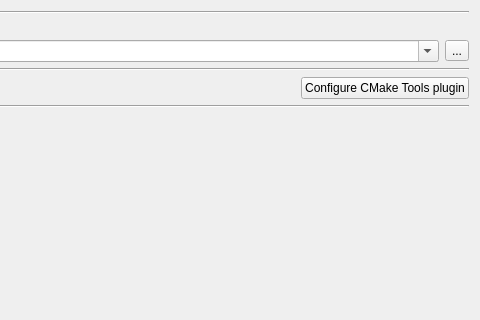
Before: the Qt Designer form addons/cmake-tools/cmaketoolswidget.ui in poa00/kate, drawn with Qt 5; both pictures show x 535 to 1015 and y 0 to 320 of the 1015 by 524 pixel window.
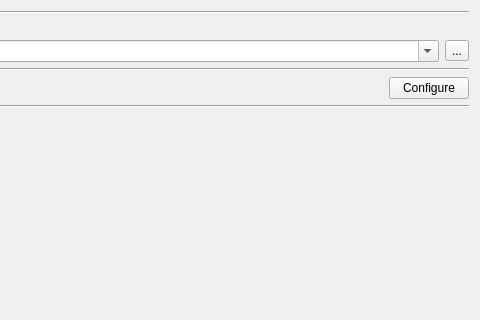
After: the same form once the commit is applied.

Commit message: Change the text of the button from "Configure Cmake tools plugin" to "Configure" Change the name of toolview from "CMake tools" to "CMake"

```diff
--- a/addons/cmake-tools/cmaketoolswidget.ui
+++ b/addons/cmake-tools/cmaketoolswidget.ui
@@ -85,7 +85,7 @@
      <item>
       <widget class="QPushButton" name="configureCMakeToolsButton">
        <property name="text">
-        <string>Configure CMake Tools plugin</string>
+        <string>Configure</string>
        </property>
       </widget>
      </item>
```
The commit also changes 1 other file.
